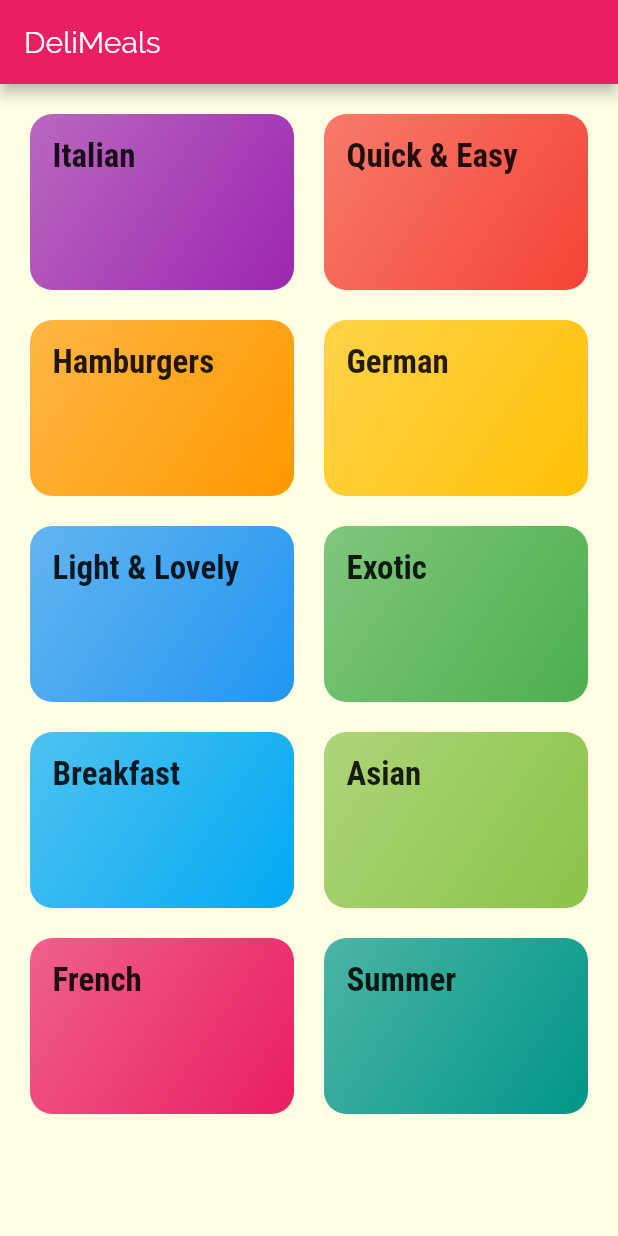
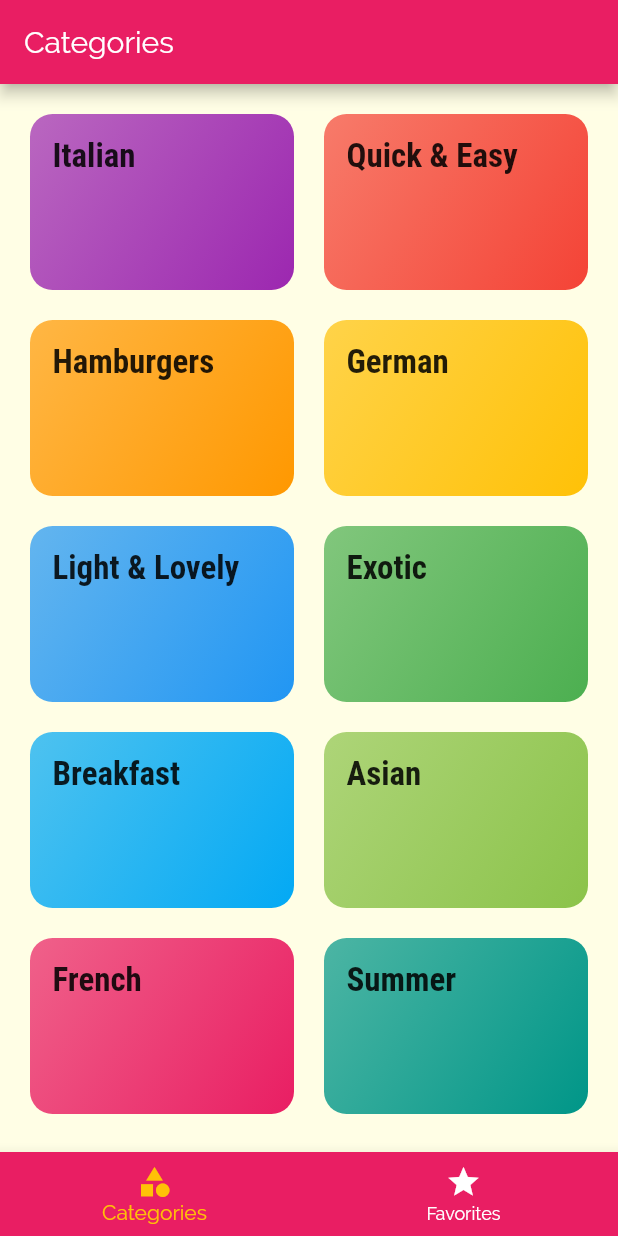
Before and after one commit to jeremiahAI/flutter_recipes, a Flutter app: the screen it shows after launch, on a phone screen of 412 x 824 dp. Run offline on Flutter 3.47's test engine with Material 2 defaults, Android fonts, the light colour scheme and no system bars.

Commit message:
Add tabs screen

```diff
--- a/lib/main.dart
+++ b/lib/main.dart
@@ -2,6 +2,7 @@ import 'package:flutter/material.dart';
 import 'package:recipes/screens/categories_screen.dart';
 import 'package:recipes/screens/category_meals_screen.dart';
 import 'package:recipes/screens/meal_details_screen.dart';
+import 'package:recipes/screens/tabs_screen.dart';
 
 void main() => runApp(MyApp());
 
@@ -22,7 +23,7 @@ class MyApp extends StatelessWidget {
                   fontSize: 22,
                   fontWeight: FontWeight.bold,
                   fontFamily: 'RobotoCondensed'))),
-      home: CategoriesScreen(),
+      home: TabsScreen(),
       routes: {
         CategoryMealsScreen.route: (ctx) => CategoryMealsScreen(),
         MealDetailsScreen.route: (ctx) => MealDetailsScreen()
--- a/lib/screens/categories_screen.dart
+++ b/lib/screens/categories_screen.dart
@@ -5,21 +5,14 @@ import 'package:recipes/dummy_data.dart';
 class CategoriesScreen extends StatelessWidget {
   @override
   Widget build(BuildContext context) {
-    return Scaffold(
-      appBar: AppBar(
-        title: const Text('DeliMeals'),
-      ),
-      body: GridView(
+    return GridView(
       padding: const EdgeInsets.all(20),
-        children: [
-          ...DUMMY_CATEGORIES.map((category) => CategoryItem(category))
-        ],
+      children: [...DUMMY_CATEGORIES.map((category) => CategoryItem(category))],
       gridDelegate: SliverGridDelegateWithMaxCrossAxisExtent(
           maxCrossAxisExtent: 200,
           childAspectRatio: 1.5,
           crossAxisSpacing: 20,
           mainAxisSpacing: 20),
-      ),
     );
   }
 }
--- /dev/null
+++ b/lib/screens/favorites_screen.dart
@@ -0,0 +1,8 @@
+import 'package:flutter/material.dart';
+
+class FavoritesScreen extends StatelessWidget {
+  @override
+  Widget build(BuildContext context) {
+    return Text("FAvorites");
+  }
+}
--- /dev/null
+++ b/lib/screens/tabs_screen.dart
@@ -0,0 +1,43 @@
+import 'package:flutter/material.dart';
+
+import 'categories_screen.dart';
+import 'favorites_screen.dart';
+
+class TabsScreen extends StatefulWidget {
+  @override
+  _TabsScreenState createState() => _TabsScreenState();
+}
+
+class _TabsScreenState extends State<TabsScreen> {
+  final List<Widget> _pages = [CategoriesScreen(), FavoritesScreen()];
+  final List<String> _titles = ['Categories', 'Favorites'];
+  int selectedPage = 0;
+
+  @override
+  Widget build(BuildContext context) {
+    return Scaffold(
+      appBar: AppBar(
+        title: Text(_titles[selectedPage]),
+      ),
+      body: _pages[selectedPage],
+      bottomNavigationBar: BottomNavigationBar(
+        backgroundColor: Theme.of(context).primaryColor,
+        unselectedItemColor: Colors.white,
+        selectedItemColor: Theme.of(context).accentColor,
+        currentIndex: selectedPage,
+        onTap: (index) => setState(() => selectedPage = index),
+        // type: BottomNavigationBarType.shifting,
+        items: [
+          BottomNavigationBarItem(
+              backgroundColor: Theme.of(context).primaryColor,
+              icon: Icon(Icons.category),
+              label: "Categories"),
+          BottomNavigationBarItem(
+              backgroundColor: Theme.of(context).primaryColor,
+              icon: Icon(Icons.star),
+              label: "Favorites"),
+        ],
+      ),
+    );
+  }
+}
```
Lines whose indentation alone changed are shown as unchanged.
